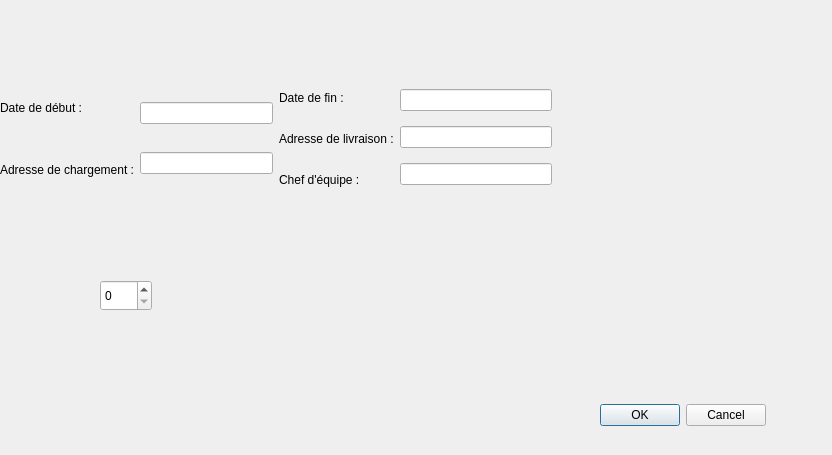
The window that CODE/dialogajoutdossiercommercial.ui (dervieuxC/gestionDemenagementCorrige) describes before a commit, drawn with Qt 5.
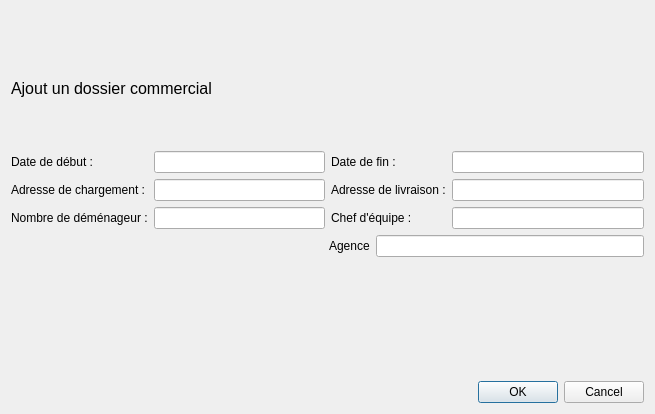
The same window after the commit.

Commit message: ajout premier travail apti

The edit to the form file:
```diff
--- a/CODE/dialogajoutdossiercommercial.ui
+++ b/CODE/dialogajoutdossiercommercial.ui
@@ -6,38 +6,63 @@
    <rect>
     <x>0</x>
     <y>0</y>
-    <width>832</width>
-    <height>455</height>
+    <width>655</width>
+    <height>414</height>
    </rect>
   </property>
   <property name="windowTitle">
    <string>Dialog</string>
   </property>
-  <widget class="QDialogButtonBox" name="buttonBox">
-   <property name="geometry">
-    <rect>
-     <x>590</x>
-     <y>400</y>
-     <width>176</width>
-     <height>31</height>
-    </rect>
-   </property>
+  <layout class="QVBoxLayout" name="verticalLayout_8">
+   <item>
+    <layout class="QVBoxLayout" name="verticalLayout_7">
+     <item>
+      <layout class="QVBoxLayout" name="verticalLayout_6">
+       <item>
+        <spacer name="horizontalSpacer_4">
    <property name="orientation">
     <enum>Qt::Horizontal</enum>
    </property>
-   <property name="standardButtons">
-    <set>QDialogButtonBox::Cancel|QDialogButtonBox::Ok</set>
-   </property>
-  </widget>
-  <widget class="QWidget" name="layoutWidget">
-   <property name="geometry">
-    <rect>
-     <x>0</x>
-     <y>80</y>
-     <width>552</width>
-     <height>117</height>
-    </rect>
-   </property>
+         <property name="sizeHint" stdset="0">
+          <size>
+           <width>618</width>
+           <height>20</height>
+          </size>
+         </property>
+        </spacer>
+       </item>
+       <item>
+        <layout class="QVBoxLayout" name="verticalLayout_5">
+         <item>
+          <layout class="QHBoxLayout" name="horizontalLayout_5">
+           <item>
+            <widget class="QLabel" name="label">
+             <property name="font">
+              <font>
+               <pointsize>12</pointsize>
+              </font>
+             </property>
+             <property name="text">
+              <string>Ajout un dossier commercial</string>
+             </property>
+            </widget>
+           </item>
+           <item>
+            <spacer name="horizontalSpacer_2">
+             <property name="orientation">
+              <enum>Qt::Horizontal</enum>
+             </property>
+             <property name="sizeHint" stdset="0">
+              <size>
+               <width>328</width>
+               <height>20</height>
+              </size>
+             </property>
+            </spacer>
+           </item>
+          </layout>
+         </item>
+         <item>
    <layout class="QHBoxLayout" name="horizontalLayout_3">
     <item>
      <layout class="QHBoxLayout" name="horizontalLayout">
@@ -57,6 +82,13 @@
           </property>
          </widget>
         </item>
+               <item>
+                <widget class="QLabel" name="labelDemenageurCommercial">
+                 <property name="text">
+                  <string>Nombre de déménageur :</string>
+                 </property>
+                </widget>
+               </item>
        </layout>
       </item>
       <item>
@@ -67,6 +99,9 @@
         <item>
          <widget class="QLineEdit" name="lineEditChargementCommercial"/>
         </item>
+               <item>
+                <widget class="QLineEdit" name="lineEditDemenageurCommercial"/>
+               </item>
        </layout>
       </item>
      </layout>
@@ -114,30 +149,68 @@
      </layout>
     </item>
    </layout>
-  </widget>
-  <widget class="QLabel" name="label_2">
-   <property name="geometry">
-    <rect>
-     <x>360</x>
-     <y>210</y>
-     <width>85</width>
-     <height>21</height>
-    </rect>
-   </property>
+         </item>
+         <item>
+          <layout class="QHBoxLayout" name="horizontalLayout_6">
+           <item>
+            <spacer name="horizontalSpacer">
+             <property name="orientation">
+              <enum>Qt::Horizontal</enum>
+             </property>
+             <property name="sizeHint" stdset="0">
+              <size>
+               <width>318</width>
+               <height>20</height>
+              </size>
+             </property>
+            </spacer>
+           </item>
+           <item>
+            <layout class="QHBoxLayout" name="horizontalLayout_4">
+             <item>
+              <widget class="QLabel" name="labelAgenceCommercial">
    <property name="text">
-    <string/>
-   </property>
-  </widget>
-  <widget class="QSpinBox" name="spinBox">
-   <property name="geometry">
-    <rect>
-     <x>100</x>
-     <y>280</y>
-     <width>52</width>
-     <height>31</height>
-    </rect>
-   </property>
-  </widget>
+                <string>Agence</string>
+               </property>
+              </widget>
+             </item>
+             <item>
+              <widget class="QLineEdit" name="lineEditAgenceCommercial"/>
+             </item>
+            </layout>
+           </item>
+          </layout>
+         </item>
+        </layout>
+       </item>
+       <item>
+        <spacer name="horizontalSpacer_3">
+         <property name="orientation">
+          <enum>Qt::Horizontal</enum>
+         </property>
+         <property name="sizeHint" stdset="0">
+          <size>
+           <width>628</width>
+           <height>118</height>
+          </size>
+         </property>
+        </spacer>
+       </item>
+      </layout>
+     </item>
+     <item>
+      <widget class="QDialogButtonBox" name="buttonBox">
+       <property name="orientation">
+        <enum>Qt::Horizontal</enum>
+       </property>
+       <property name="standardButtons">
+        <set>QDialogButtonBox::Cancel|QDialogButtonBox::Ok</set>
+       </property>
+      </widget>
+     </item>
+    </layout>
+   </item>
+  </layout>
  </widget>
  <resources/>
  <connections>
```
Lines whose indentation alone changed are shown as unchanged. The commit also changes 13 other files.
